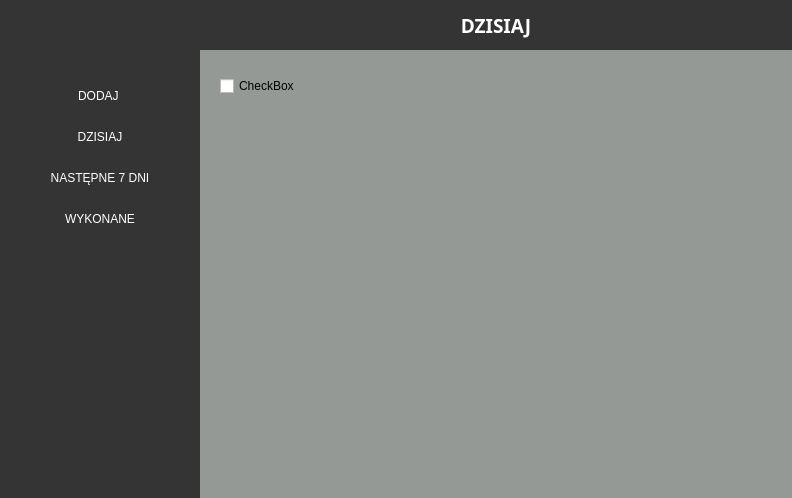
Before: the Qt Designer form mainwindow.ui in albixus/to_do_list_university_project, drawn with Qt 5.
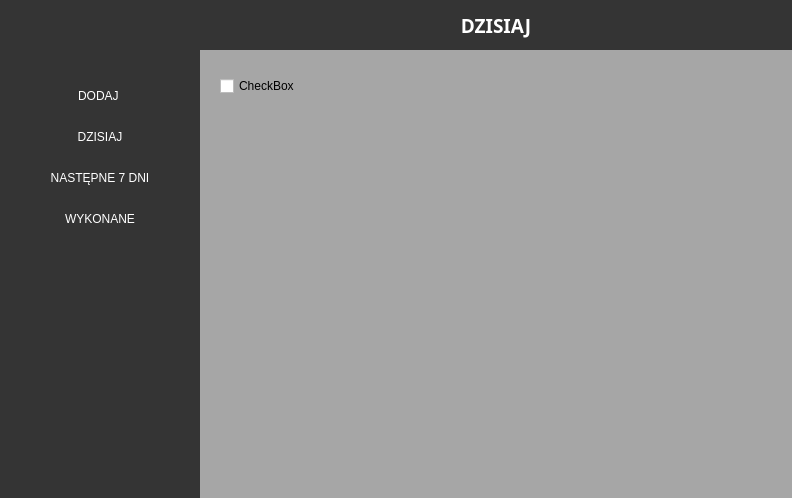
After: the same form once the commit is applied. Icons and pictures are not drawn.

Commit message: Add dialog to add tasks and improve a stylesheet for the calendar widget

Patch:
```diff
--- a/mainwindow.ui
+++ b/mainwindow.ui
@@ -25,7 +25,7 @@
   <property name="styleSheet">
    <string notr="true">#centralWidget
 {
-	background-color:rgb(115, 120, 117);
+	background-color:rgb(166, 166, 166);
 }
 
 QPushButton
@@ -33,7 +33,7 @@
 	background-color:rgb(52, 52, 52);
 	color:white;
 	border:none;
-font-size:12px;
+	font-size:12px;
 }
 
 QPushButton:hover
@@ -48,13 +48,13 @@
 
 #task_area
 {
-    background-color:rgb(115, 120, 117);
+   background-color:rgb(166, 166, 166);
    border:none;
 }
 
 #task_area_content
 {
-	background-color:rgb(148, 153, 150);
+	background-color:rgb(166, 166, 166);
 }
 
 #header
```
The commit also changes 3 other files.
